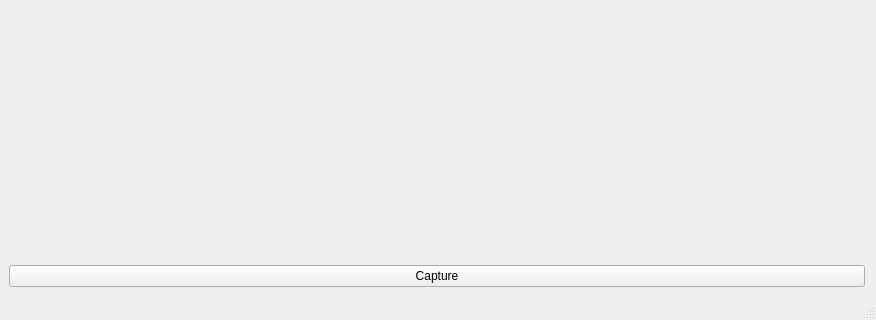
Before: the Qt Designer form mainwindow.ui in Kasumir/FR_sms, drawn with Qt 5; both pictures show x 0 to 876 and y 432 to 752 of the 876 by 752 pixel window.
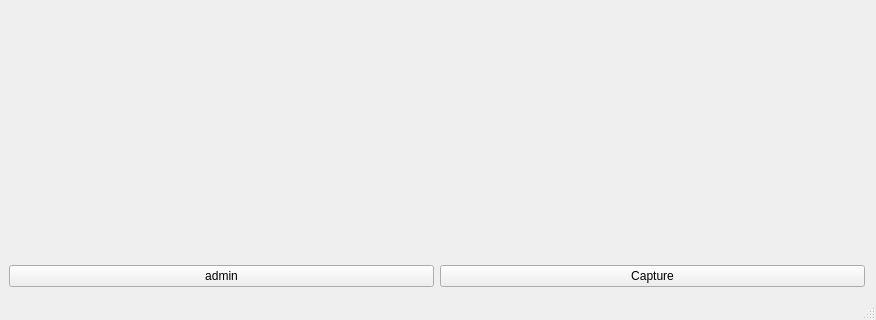
After: the same form once the commit is applied.

Commit message: admin dialog add

Diff of the .ui file:
```diff
--- a/mainwindow.ui
+++ b/mainwindow.ui
@@ -19,7 +19,7 @@
      <number>9</number>
     </property>
     <item>
-     <layout class="QVBoxLayout" name="verticalLayout_2">
+     <layout class="QVBoxLayout" name="verticalLayout_2" stretch="100,1">
       <item>
        <widget class="QLabel" name="label">
         <property name="minimumSize">
@@ -34,11 +34,25 @@
        </widget>
       </item>
       <item>
+       <layout class="QHBoxLayout" name="horizontalLayout_2" stretch="0,0">
+        <property name="spacing">
+         <number>6</number>
+        </property>
+        <item>
+         <widget class="QPushButton" name="admin_btn">
+          <property name="text">
+           <string>admin</string>
+          </property>
+         </widget>
+        </item>
+        <item>
        <widget class="QPushButton" name="pushButton">
         <property name="text">
          <string>Capture</string>
         </property>
        </widget>
+        </item>
+       </layout>
       </item>
      </layout>
     </item>
```
Lines whose indentation alone changed are shown as unchanged. The commit also changes 10 other files.
